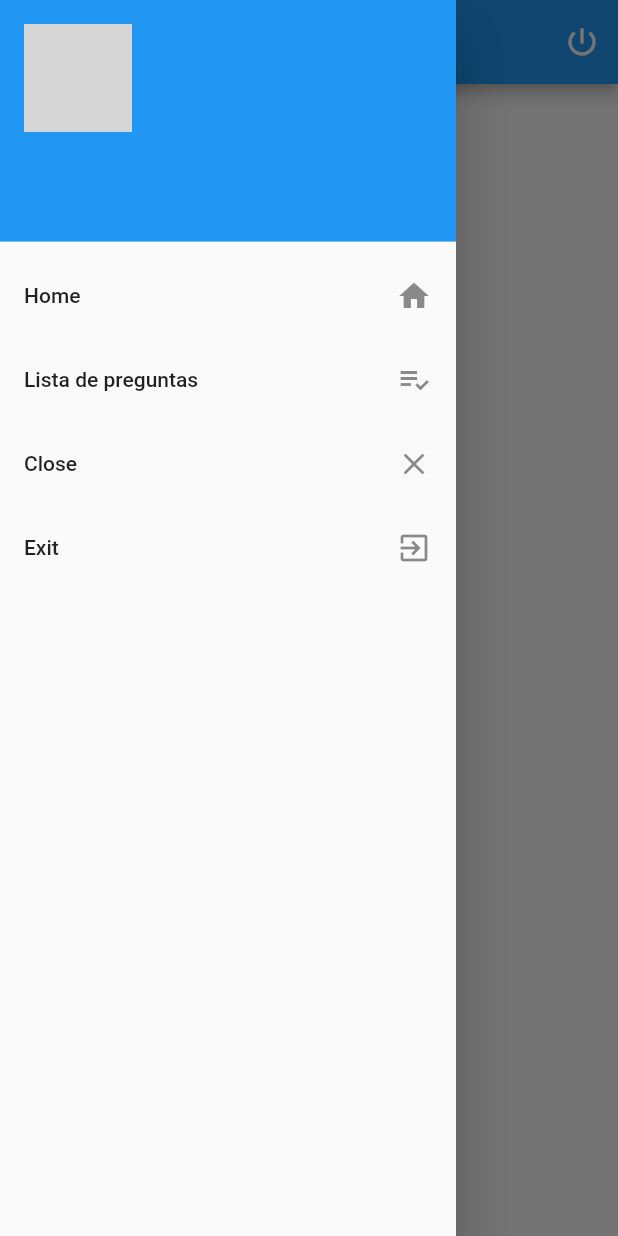
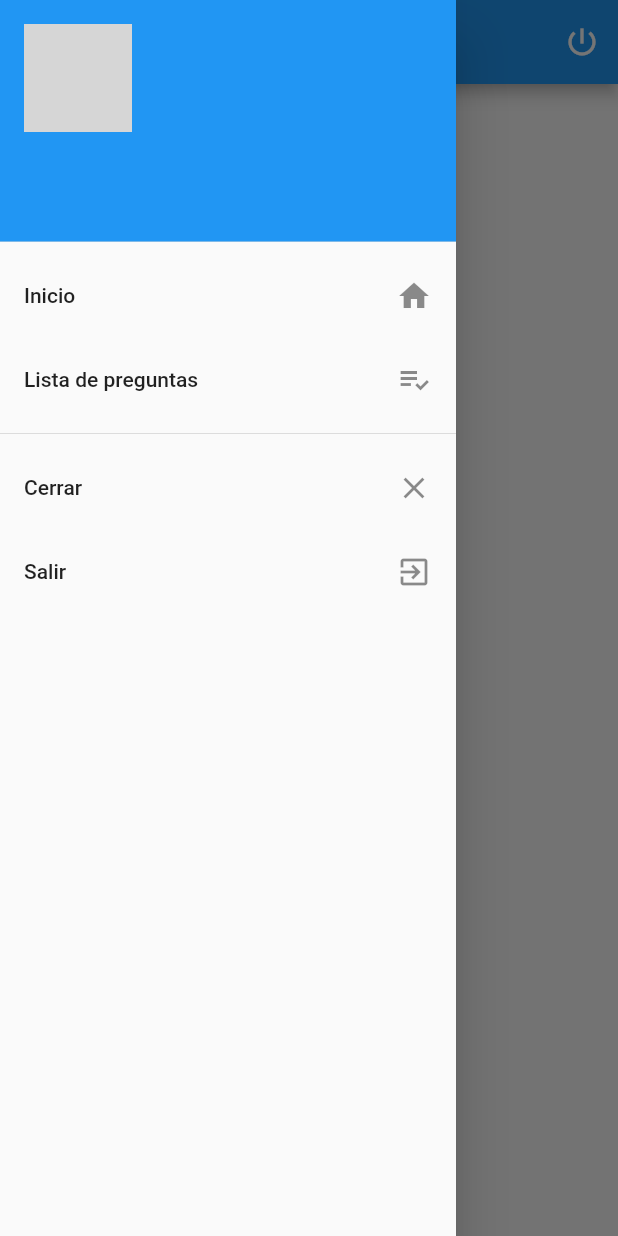
Before and after one commit to hugohfs/test_examen, a Flutter app: the HomePage screen opened directly, with the side drawer open, on a phone screen of 412 x 824 dp. Run offline on Flutter 3.47's test engine with Material 2 defaults, Android fonts, the phone set to English and light mode, and no system bars; our stand-ins replace firebase_auth, firebase_database, google_sign_in; missing offline and left inert: flutter_auth_buttons; accounts and stored records are empty; network calls fail; grey boxes are pictures that could not be loaded.

Commit message:
Add google sign up v0.4

```diff
--- a/lib/components/drawer.dart
+++ b/lib/components/drawer.dart
@@ -4,9 +4,17 @@ import 'package:flutter/material.dart';
 import 'package:test_examen/pages/anadir_pregunta_page.dart';
 import 'package:test_examen/pages/home_page.dart';
 import 'package:test_examen/pages/lista_preguntas_page.dart';
+import 'package:test_examen/services/authentication.dart';
 
 class MyDrawer extends Drawer {
-  MyDrawer({Key key, Widget child}) : super(key: key, child: child);
+  //MyDrawer({Key key, Widget child}) : super(key: key, child: child);
+
+  MyDrawer({Key key, this.auth, this.userId, this.onSignedOut})
+      : super(key: key);
+
+  final BaseAuth auth;
+  final VoidCallback onSignedOut;
+  final String userId;
 
   @override
   Widget build(BuildContext context) {
@@ -32,12 +40,12 @@ class MyDrawer extends Drawer {
             ),*/
           ),
           ListTile(
-              title: Text(g.DRAWER_HOME),
+              title: Text(g.DRAWER_INICIO),
               trailing: Icon(Icons.home),
               onTap: () {
                 Navigator.of(context).pop();
                 Navigator.of(context).push(MaterialPageRoute(
-                    builder: (BuildContext context) => HomePage()));
+                    builder: (BuildContext context) => HomePage(auth: auth, userId: userId, onSignedOut: onSignedOut)));
               }),
           /*ListTile(
               title: Text(g.DRAWER_ANADIR_PREGUNTAS),
@@ -53,15 +61,16 @@ class MyDrawer extends Drawer {
               onTap: () {
                 Navigator.of(context).pop();
                 Navigator.of(context).push(MaterialPageRoute(
-                    builder: (BuildContext context) => ListaPreguntasPage()));
+                    builder: (BuildContext context) => ListaPreguntasPage(auth: auth, userId: userId, onSignedOut: onSignedOut)));
               }),
+          Divider(),
           ListTile(
-            title: Text("Close"),
+            title: Text(g.DRAWER_CERRAR),
             trailing: Icon(Icons.close),
             onTap: () => Navigator.of(context).pop(),
           ),
           ListTile(
-            title: Text("Exit"),
+            title: Text(g.DRAWER_SALIR),
             trailing: Icon(Icons.exit_to_app),
             onTap: () => SystemNavigator.pop(),
           )
--- a/lib/globals/globals.dart
+++ b/lib/globals/globals.dart
@@ -11,12 +11,23 @@ String photoUrl = 'usuario1.examen@gmail.com';*/
 
 bool isEmailVerified = false;
 
+/*login_signup_page.dart*/
+final String CORREO = 'Correo';
+final String CONTRASENYA = 'Contraseña';
+final String INICIAR_SESION_CORREO = 'Iniciar sesión con correo';
+final String CREAR_CUENTA_CORREO = 'Crear una cuenta con correo';
+final String TIENES_CUENTA_INICIA_SESION = 'Tienes una cuenta? Inicia sesión';
+final String CORREO_VACIO = 'El correo no puede estar vacío';
+final String CONTRASENYA_VACIA = 'La contraseña no puede estar vacía';
+final String INICIAR_SESION_GOOGLE = 'Iniciar sesión con Google';
 
 /*main.dart*/
 final String APPBAR_MENU_PRINCIPAL = 'Test de examen';
-final String DRAWER_HOME = 'Home';
+final String DRAWER_INICIO = 'Inicio';
 final String DRAWER_ANADIR_PREGUNTAS = 'Añadir preguntas';
 final String DRAWER_LISTA_DE_PREGUNTAS = 'Lista de preguntas';
+final String DRAWER_CERRAR = 'Cerrar';
+final String DRAWER_SALIR = 'Salir';
 
 /*anadir_pregunta_page.dart*/
 final String TOAST_PREGUNTA_ANADIDA = 'Pregunta añadida correctamente.';
--- a/lib/pages/home_page.dart
+++ b/lib/pages/home_page.dart
@@ -30,7 +30,6 @@ import 'package:test_examen/services/authentication.dart';
 }
 */
 
-
 class HomePage extends StatefulWidget {
   HomePage({Key key, this.auth, this.userId, this.onSignedOut})
       : super(key: key);
@@ -44,7 +43,6 @@ class HomePage extends StatefulWidget {
 }
 
 class _HomePageState extends State<HomePage> {
-
   GoogleSignIn _googleAuth = new GoogleSignIn();
 
   /*final FirebaseAuth _fAuth = FirebaseAuth.instance;
@@ -128,16 +126,20 @@ class _HomePageState extends State<HomePage> {
 
     //_tabController = new TabController(length: 5, vsync: this);
 
+    if (g.userInfoDetails != null) {
+      print('userInfoDetails.displayName:' + g.userInfoDetails.displayName);
+    } else {
       _checkEmailVerification();
 
       widget.auth.getCurrentUser().then((user) {
         setState(() {
           if (user != null) {
-          g.userInfoDetails = new UserInfoDetails(
-              user?.providerId, user?.displayName, user?.email, user?.photoUrl, user?.uid);
+            g.userInfoDetails = new UserInfoDetails(user?.providerId,
+                user?.displayName, user?.email, user?.photoUrl, user?.uid);
           }
         });
       });
+    }
   }
 
   void _checkEmailVerification() async {
@@ -213,10 +215,10 @@ class _HomePageState extends State<HomePage> {
       //await widget.auth.signOut();
       await widget.auth.signOut();
       await widget.auth.signOutGoogle();
+      //await widget.auth.disconnect();
       widget.onSignedOut();
 
       return new RootPage(auth: new Auth());
-
     } catch (e) {
       print(e);
     }
@@ -226,7 +228,7 @@ class _HomePageState extends State<HomePage> {
     return new Hero(
       tag: 'hero', //TODO:
       child: Padding(
-        padding: EdgeInsets.fromLTRB(0.0, 100.0, 0.0, 0.0),
+        padding: EdgeInsets.fromLTRB(0.0, 50.0, 0.0, 0.0),
         child: CircleAvatar(
           backgroundColor: Colors.transparent,
           radius: 48.0,
@@ -243,10 +245,14 @@ class _HomePageState extends State<HomePage> {
         actions: <Widget>[
           IconButton(
               //icon: Icon((Icons.power_settings_new)), onPressed: () => widget.auth.disconnect()),
-              icon: Icon((Icons.power_settings_new)), onPressed: _signOut),
+              icon: Icon((Icons.power_settings_new)),
+              onPressed: _signOut),
         ],
       ),
-      drawer: new MyDrawer(),
+      drawer: new MyDrawer(
+          auth: widget.auth,
+          userId: widget.userId,
+          onSignedOut: widget.onSignedOut),
       resizeToAvoidBottomPadding: false,
       body: Center(
         child: Column(
@@ -257,86 +263,9 @@ class _HomePageState extends State<HomePage> {
                 Padding(
                     padding: const EdgeInsets.fromLTRB(0.0, 50.0, 0.0, 0.0),
                     child: new Center(
-                        child: Text("Bienvenido " + g.userInfoDetails.displayName,
+                        child: Text(
+                            "Bienvenido: " + g.userInfoDetails.displayName,
                             style: new TextStyle(fontSize: 22.0)))),
-                /*Padding(
-                    padding: const EdgeInsets.fromLTRB(0.0, 50.0, 0.0, 0.0),
-                    child: new RaisedButton(
-                        child: Text("Login with google",
-                            style: new TextStyle(fontSize: 22.0)),
-                    onPressed: () {
-                          _googleAuth.signIn().then((result){
-                            result.authentication.then((googleKey){
-                              FirebaseAuth.instance.signInWithCredential(credential)
-                                idToken: googleKey.accessToken,
-                                accessToken: googleKey.accessToken
-                              ).then((signedInUser){
-                                print("Signed is as ${signedInUser.displayname}");
-                                Navigator.of(context).pushReplacementNamed("/home_page");
-                              }).catchError((e){
-                                    print(e);
-                                  });
-                            }).catchError((e) {
-                              print(e);
-                            });
-                          }).catchError((e) {
-                            print(e);
-                          });
-                    },)),*/
-                /*Padding(
-                  padding: const EdgeInsets.fromLTRB(0.0, 50.0, 0.0, 0.0),
-                  child: Center(
-                      child: Column(
-                          mainAxisAlignment: MainAxisAlignment.center,
-                          children: <Widget>[
-                        StreamBuilder(
-                            stream: authService.user,
-                            builder: (context, snapshot) {
-                              if (snapshot.hasData) {
-                                return MaterialButton(
-                                  onPressed: () => authService.signOut(),
-                                  color: Colors.red,
-                                  textColor: Colors.white,
-                                  child: Text('Signout'),
-                                );
-                              } else {
-                                return MaterialButton(
-                                  onPressed: () => authService.googleSignIn(),
-                                  color: Colors.white,
-                                  textColor: Colors.black,
-                                  child: Text('Login with Google'),
-                                );
-                              }
-                            })
-                      ])),
-                )*/
-                /*Padding(
-                    padding: const EdgeInsets.fromLTRB(0.0, 50.0, 0.0, 0.0),
-                    child: new Builder(
-                      builder: (BuildContext context) {
-                        return new Material(
-                          borderRadius: new BorderRadius.circular(30.0),
-                          child: new Material(
-                            elevation: 5.0,
-                            child: new MaterialButton(
-                              //padding: new EdgeInsets.all(16.0),
-                              minWidth: 150.0,
-                              onPressed: () => _signIn(context)
-                                  .then((FirebaseUser user) => print(user))
-                                  .catchError((e) => print(e)),
-                              child: new Text('Sign in with Google'),
-                              color: Colors.lightBlueAccent,
-                            ),
-                          ),
-                        );
-                      },
-                    ))*/
-
-                /*Padding(
-                    padding: const EdgeInsets.fromLTRB(0.0, 30.0, 0.0, 0.0),
-                    child: new Center(
-                        child: Text("Puedes navegar por la opciones del menú.",
-                            style: new TextStyle(fontSize: 22.0))))*/
               ]),
             )
           ],
--- a/lib/services/authentication.dart
+++ b/lib/services/authentication.dart
@@ -48,7 +48,7 @@ class Auth implements BaseAuth {
     await googleUser.authentication;
 
     final FirebaseUser user =
-    await FirebaseAuth.instance.signInWithGoogle(
+    await _firebaseAuth.signInWithGoogle(
       accessToken: googleAuth.accessToken,
       idToken: googleAuth.idToken,
     );
--- a/pubspec.yaml
+++ b/pubspec.yaml
@@ -46,6 +46,8 @@ dependencies:
   firebase_database: ^1.0.5
   cloud_firestore: ^0.8.2+3
   google_sign_in:
+
+  flutter_auth_buttons:
 
 
 dev_dependencies:
```
Also changed, not shown: lib/pages/lista_preguntas_page.dart (+25 -10 lines), lib/pages/login_signup_page.dart (+36 -28 lines), lib/pages/pregunta_page.dart (+8 -1 lines), pubspec.lock. Lines whose indentation alone changed are shown as unchanged.
